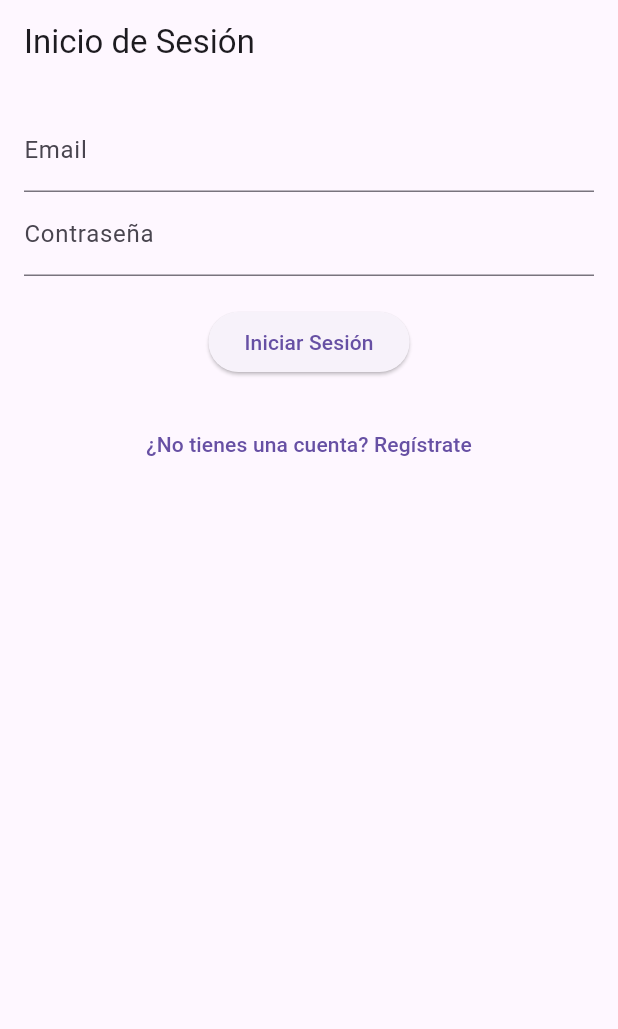
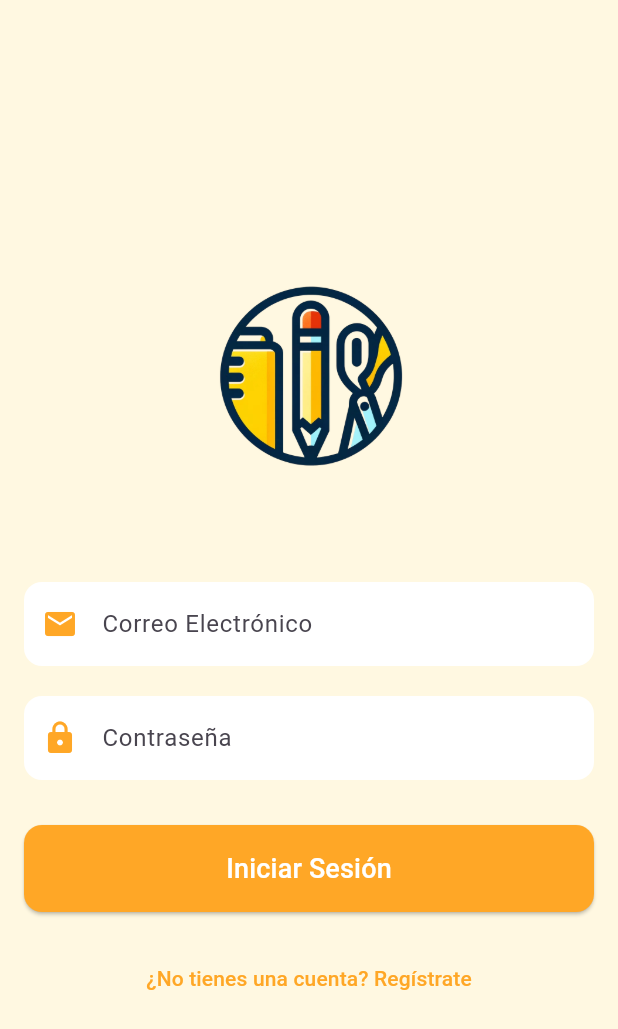
Before and after one commit to Josechaparro09/inventarioApp, a Flutter app: the PantallaLogin screen opened directly, on a phone screen of 412 x 824 dp. Shown: the top 1029 px of the screen. Run offline on Flutter 3.47's test engine with Material 3 defaults, Android fonts, the phone set to English and light mode, and no system bars; our stand-ins replace cloud_firestore, firebase_auth, firebase_core; accounts and stored records are empty.

Commit message:
Servicio de venta arreglado , login mejorado

```diff
--- a/lib/main.dart
+++ b/lib/main.dart
@@ -1,7 +1,5 @@
 import 'package:flutter/material.dart';
 import 'package:firebase_core/firebase_core.dart';
-import 'package:inventario/pantallas/ventas/pantalla_agregar_venta.dart';
-import 'package:inventario/pantallas/ventas/pantalla_ventas.dart';
 import 'firebase_options.dart';
 import 'pantallas/autenticacion/pantalla_login.dart';
 
@@ -21,7 +19,7 @@ class MyApp extends StatelessWidget {
       theme: ThemeData(
         primarySwatch: Colors.blue,
       ),
-      home: PantallaVentas(),
+      home: PantallaLogin(),
       debugShowCheckedModeBanner: false,
     );
   }
--- a/lib/modelos/producto.dart
+++ b/lib/modelos/producto.dart
@@ -12,9 +12,9 @@ class Producto {
   });
 
   // Método para convertir un mapa de datos en una instancia de Producto
-  factory Producto.fromMap(Map<String, dynamic> data, String documentId) {
+  factory Producto.fromMap(Map<String, dynamic> data) {
     return Producto(
-      id: documentId,
+      id: data['id'] ?? '',
       nombre: data['nombre'] ?? '',
       precio: data['precio']?.toDouble() ?? 0.0,
       cantidad: data['cantidad']?.toInt() ?? 0,
--- a/lib/pantallas/autenticacion/pantalla_login.dart
+++ b/lib/pantallas/autenticacion/pantalla_login.dart
@@ -12,8 +12,12 @@ class _PantallaLoginState extends State<PantallaLogin> {
   final FirebaseAuth _auth = FirebaseAuth.instance;
   final TextEditingController _emailController = TextEditingController();
   final TextEditingController _passwordController = TextEditingController();
+  bool _isLoading = false;
 
   Future<void> _login() async {
+    setState(() {
+      _isLoading = true;
+    });
     try {
       UserCredential userCredential = await _auth.signInWithEmailAndPassword(
         email: _emailController.text.trim(),
@@ -26,44 +30,103 @@ class _PantallaLoginState extends State<PantallaLogin> {
     } catch (e) {
       ScaffoldMessenger.of(context)
           .showSnackBar(SnackBar(content: Text('Error: $e')));
+    } finally {
+      setState(() {
+        _isLoading = false;
+      });
     }
   }
 
   @override
   Widget build(BuildContext context) {
     return Scaffold(
-      appBar: AppBar(
-        title: Text('Inicio de Sesión'),
-      ),
-      body: Padding(
+      backgroundColor: Color(0xFFFFF8E1), // Fondo en color crema
+      body: Center(
+        child: SingleChildScrollView(
+          child: Padding(
             padding: const EdgeInsets.all(16.0),
             child: Column(
+              mainAxisAlignment: MainAxisAlignment.center,
               children: [
+                // Logo
+                Image.asset(
+                  'assets/images/logo.png',
+                  height: 200,
+                ),
+                SizedBox(height: 40),
+                // Campo de email
                 TextField(
                   controller: _emailController,
-              decoration: InputDecoration(labelText: 'Email'),
+                  decoration: InputDecoration(
+                    labelText: 'Correo Electrónico',
+                    filled: true,
+                    fillColor: Colors.white,
+                    prefixIcon: Icon(Icons.email, color: Color(0xFFFFA726)),
+                    border: OutlineInputBorder(
+                      borderRadius: BorderRadius.circular(12),
+                      borderSide: BorderSide.none,
                     ),
+                  ),
+                ),
+                SizedBox(height: 20),
+                // Campo de contraseña
                 TextField(
                   controller: _passwordController,
-              decoration: InputDecoration(labelText: 'Contraseña'),
+                  decoration: InputDecoration(
+                    labelText: 'Contraseña',
+                    filled: true,
+                    fillColor: Colors.white,
+                    prefixIcon: Icon(Icons.lock, color: Color(0xFFFFA726)),
+                    border: OutlineInputBorder(
+                      borderRadius: BorderRadius.circular(12),
+                      borderSide: BorderSide.none,
+                    ),
+                  ),
                   obscureText: true,
                 ),
-            SizedBox(height: 20),
-            ElevatedButton(
+                SizedBox(height: 30),
+                // Botón de inicio de sesión
+                _isLoading
+                    ? CircularProgressIndicator()
+                    : ElevatedButton(
                         onPressed: _login,
-              child: Text('Iniciar Sesión'),
+                        style: ElevatedButton.styleFrom(
+                          padding: EdgeInsets.symmetric(vertical: 16),
+                          backgroundColor: Color(0xFFFFA726),
+                          shape: RoundedRectangleBorder(
+                            borderRadius: BorderRadius.circular(12),
+                          ),
+                        ),
+                        child: Center(
+                          child: Text(
+                            'Iniciar Sesión',
+                            style: TextStyle(
+                              fontSize: 18,
+                              color: Colors.white,
+                            ),
+                          ),
+                        ),
                       ),
                 SizedBox(height: 20),
+                // Botón de registro
                 TextButton(
                   onPressed: () {
                     Navigator.push(
                       context,
-                  MaterialPageRoute(builder: (context) => PantallaRegistro()),
+                      MaterialPageRoute(
+                          builder: (context) => PantallaRegistro()),
                     );
                   },
-              child: Text('¿No tienes una cuenta? Regístrate'),
+                  child: Text(
+                    '¿No tienes una cuenta? Regístrate',
+                    style: TextStyle(
+                      color: Color(0xFFFFA726),
+                    ),
+                  ),
                 ),
               ],
+            ),
+          ),
         ),
       ),
     );
--- a/pubspec.yaml
+++ b/pubspec.yaml
@@ -32,4 +32,4 @@ flutter:
   uses-material-design: true
 
   assets:
-    - assets/
+    - assets/images/
```
Also changed, not shown: lib/pantallas/ventas/pantalla_ventas.dart (+34 -28 lines), lib/servicios/servicio_autenticacion.dart (+26 -13 lines), assets/images/logo.png (added). Lines whose indentation alone changed are shown as unchanged.
